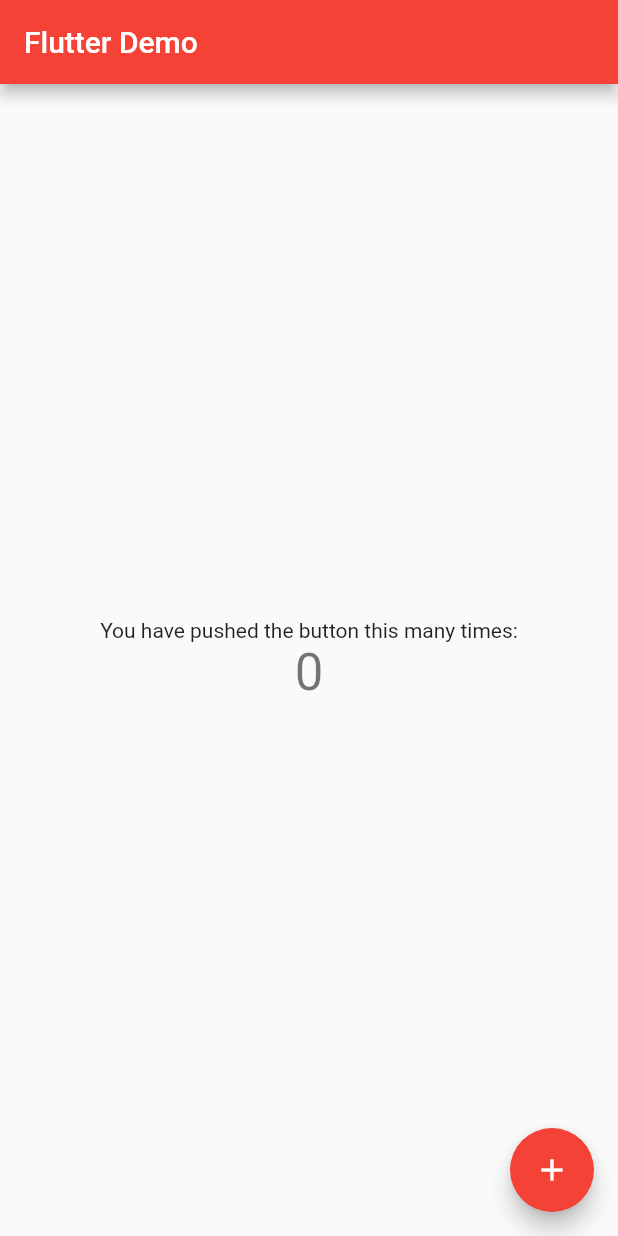
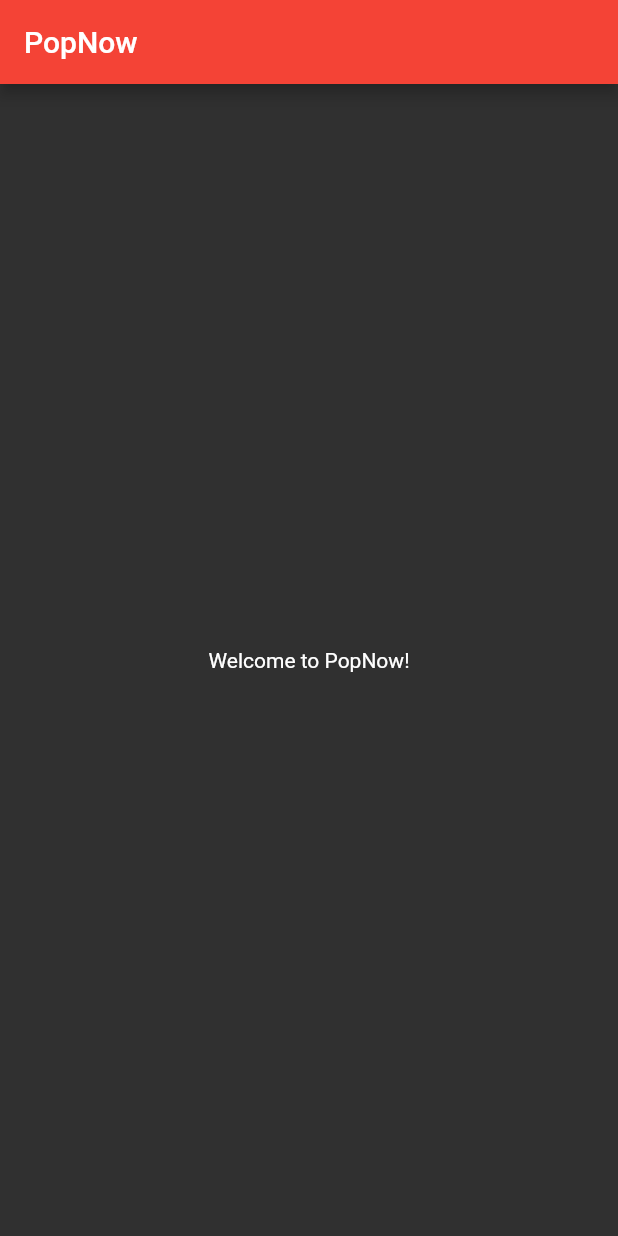
Before and after one commit to Abhinav0915/PopNow, a Flutter app: the screen it shows after launch, on a phone screen of 412 x 824 dp. Run offline on Flutter 3.47's test engine with Material 2 defaults, Android fonts, the phone set to English and light mode, and no system bars.

Commit message:
added UI

```diff
--- /dev/null
+++ b/popnow/lib/homepage.dart
@@ -0,0 +1,19 @@
+import 'package:flutter/material.dart';
+
+class homepage extends StatelessWidget {
+  const homepage({Key? key}) : super(key: key);
+
+  @override
+  Widget build(BuildContext context) {
+    return Scaffold(
+      appBar: AppBar(
+        title: const Text('PopNow'),
+        backgroundColor: Colors.red,
+      ),
+      body: const Center(
+        child: Text('Welcome to PopNow!'),
+      ),
+
+    );
+  }
+}
--- a/popnow/lib/main.dart
+++ b/popnow/lib/main.dart
@@ -1,72 +1,29 @@
 import 'package:flutter/material.dart';
+import 'homepage.dart';
 
 void main() {
-  runApp(const MyApp());
+  runApp(const popnow());
 }
 
-class MyApp extends StatelessWidget {
-  const MyApp({Key? key}) : super(key: key);
+class popnow extends StatelessWidget {
+  const popnow({Key? key}) : super(key: key);
 
   // This widget is the root of your application.
   @override
   Widget build(BuildContext context) {
-    return MaterialApp(
-      title: 'Flutter Demo',
+      return MaterialApp(
+      themeMode: ThemeMode.dark,
       theme: ThemeData(
-
+        backgroundColor: Colors.black,
+        brightness: Brightness.dark,
         primarySwatch: Colors.red,
       ),
-      home: const MyHomePage(title: 'Flutter Demo'),
+      initialRoute: '/',
+      routes:
+      {
+        '/': (context) => const homepage(),
+        // '/second': (context) => const SecondRoute(),
+      },
     );
   }
 }
-
-class MyHomePage extends StatefulWidget {
-  const MyHomePage({Key? key, required this.title}) : super(key: key);
-
-
-  final String title;
-
-  @override
-  State<MyHomePage> createState() => _MyHomePageState();
-}
-
-class _MyHomePageState extends State<MyHomePage> {
-  int _counter = 0;
-
-  void _incrementCounter() {
-    setState(() {
-      _counter++;
-    });
-  }
-
-  @override
-  Widget build(BuildContext context) {
-
-    return Scaffold(
-      appBar: AppBar(
-        title: Text(widget.title),
-      ),
-      body: Center(
-        child: Column(
-
-          mainAxisAlignment: MainAxisAlignment.center,
-          children: <Widget>[
-            const Text(
-              'You have pushed the button this many times:',
-            ),
-            Text(
-              '$_counter',
-              style: Theme.of(context).textTheme.headline4,
-            ),
-          ],
-        ),
-      ),
-      floatingActionButton: FloatingActionButton(
-        onPressed: _incrementCounter,
-        tooltip: 'Increment',
-        child: const Icon(Icons.add),
-      ), // This trailing comma makes auto-formatting nicer for build methods.
-    );
-  }
-}
```
Also changed, not shown: 1 other file.
